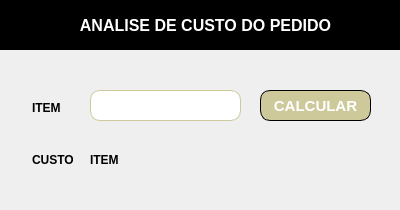
Old version of the form janelas/janela_estudo_pedidos.ui in the repository orrasami/InaflexAPP.
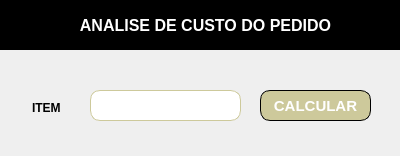
New version of the form. Icons and pictures are not drawn.

Commit message: Adicionado relatorio itens po aba - Estudo de Custo de Pedidos

```diff
--- a/janelas/janela_estudo_pedidos.ui
+++ b/janelas/janela_estudo_pedidos.ui
@@ -7,7 +7,7 @@
     <x>0</x>
     <y>0</y>
     <width>400</width>
-    <height>210</height>
+    <height>156</height>
    </rect>
   </property>
   <property name="windowTitle">
@@ -153,60 +153,6 @@
     <set>Qt::AlignLeading|Qt::AlignLeft|Qt::AlignVCenter</set>
    </property>
   </widget>
-  <widget class="QLabel" name="label_resultado">
-   <property name="geometry">
-    <rect>
-     <x>32</x>
-     <y>150</y>
-     <width>41</width>
-     <height>20</height>
-    </rect>
-   </property>
-   <property name="font">
-    <font>
-     <weight>75</weight>
-     <italic>false</italic>
-     <bold>true</bold>
-    </font>
-   </property>
-   <property name="styleSheet">
-    <string notr="true">color: black;
-font: bold</string>
-   </property>
-   <property name="text">
-    <string>CUSTO:</string>
-   </property>
-   <property name="alignment">
-    <set>Qt::AlignLeading|Qt::AlignLeft|Qt::AlignVCenter</set>
-   </property>
-  </widget>
-  <widget class="QLabel" name="label_valor">
-   <property name="geometry">
-    <rect>
-     <x>90</x>
-     <y>150</y>
-     <width>281</width>
-     <height>20</height>
-    </rect>
-   </property>
-   <property name="font">
-    <font>
-     <weight>75</weight>
-     <italic>false</italic>
-     <bold>true</bold>
-    </font>
-   </property>
-   <property name="styleSheet">
-    <string notr="true">color: black;
-font: bold</string>
-   </property>
-   <property name="text">
-    <string>ITEM</string>
-   </property>
-   <property name="alignment">
-    <set>Qt::AlignLeading|Qt::AlignLeft|Qt::AlignVCenter</set>
-   </property>
-  </widget>
  </widget>
  <resources/>
  <connections/>
```
The commit also changes 11 other files.
